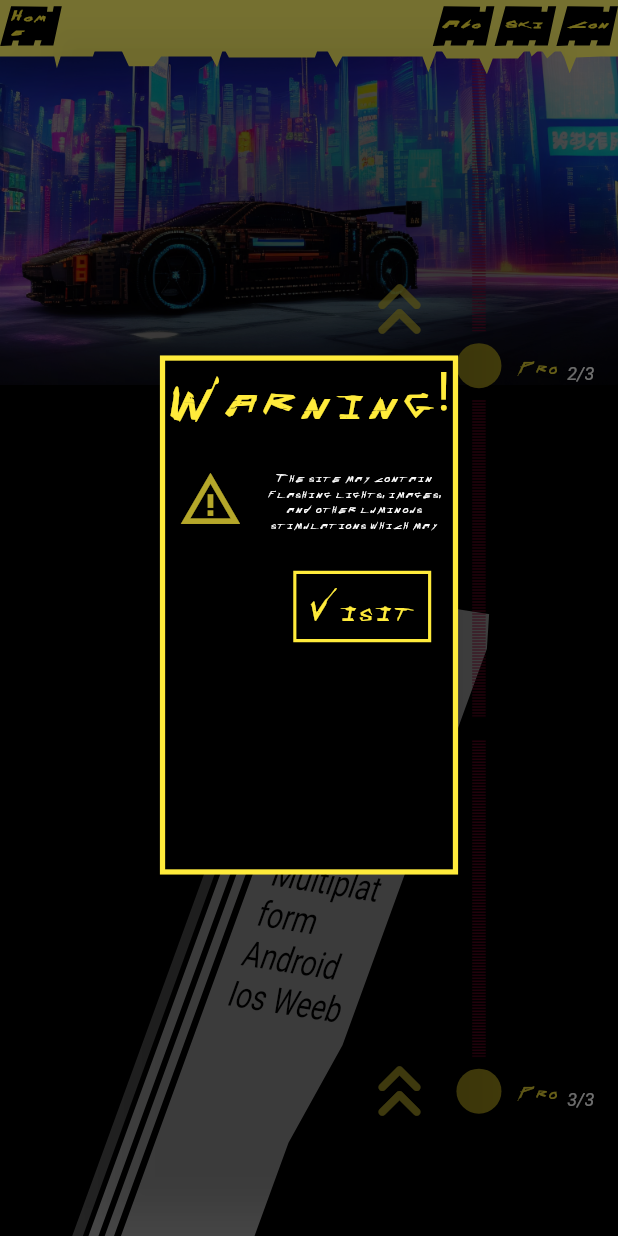
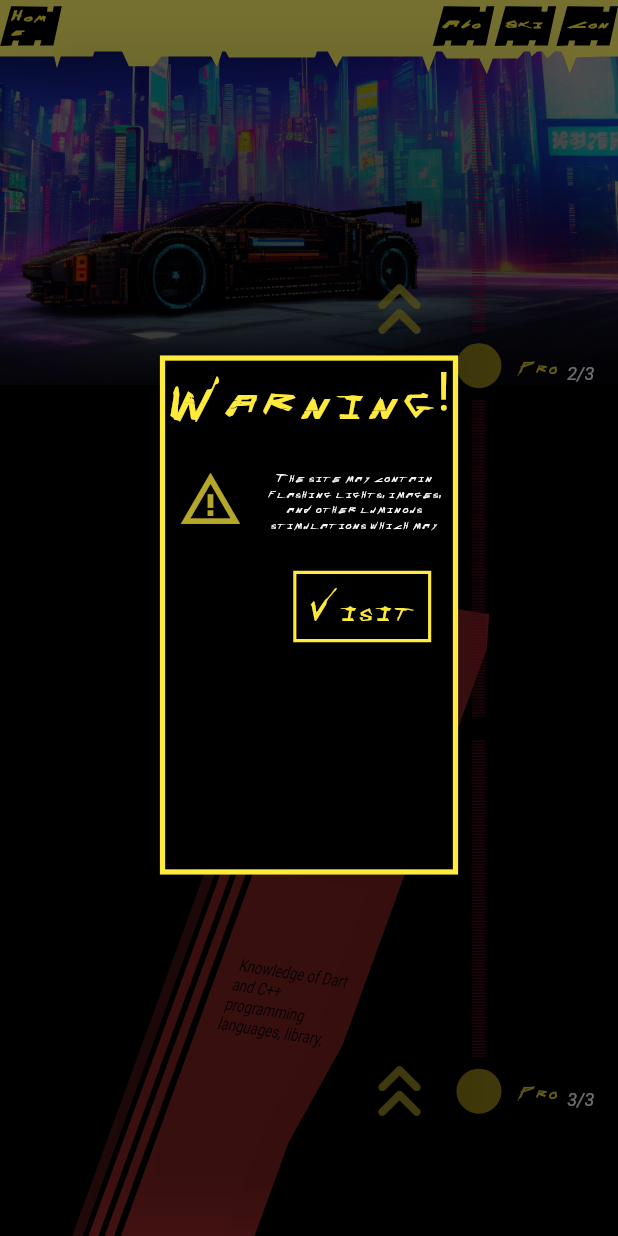
Before and after one commit to YuunOoO/cyberpunk_vibe, a Flutter app: the screen it shows after launch, scrolled down 1728 dp, on a phone screen of 412 x 824 dp. Run offline on Flutter 3.47's test engine with Material 2 defaults, Android fonts, the light colour scheme and no system bars; drawn by our look-alikes of auto_size_text, card_swiper, timelines; our stand-ins replace audioplayers, font_awesome_flutter, rive; missing offline and left inert: fancy_cursor, glitcheffect, mailto, web_smooth_scroll.

Commit message:
cards 3d v3

```diff
--- a/lib/helper/item_3d_content.dart
+++ b/lib/helper/item_3d_content.dart
@@ -1,11 +1,13 @@
 String getText(int index) {
   if (index == 0) {
-    return "Multiplatform Android Ios Weeb";
+    return "Knowledge of Dart and C++ programming languages, library, tools, widgets";
   } else if (index == 1) {
-    return "Flutter Dart C++ Git -> GitHub/GitLab";
+    return "Experience with version control tools: Git, GitHub, Gitlab";
   } else if (index == 2) {
-    return "Rest Api Json BloC / Provider SQL Xamarin Android SDK";
+    return "Technologies likes State Managment BloC / Provider, Rest Api, Json Serializable, Async";
+  } else if (index == 3) {
+    return "Problem solving / bug fixing / analytical skills";
   } else {
-    return "Responsive UI Json Serializable UI/UX  Scrum Visual Studio Code";
+    return "Code editors: Visual Studio Code / Android Studio / Xcode";
   }
 }
--- a/lib/helper/item_3d_icon.dart
+++ b/lib/helper/item_3d_icon.dart
@@ -1,4 +1,5 @@
 import 'package:flutter/material.dart';
+import 'package:font_awesome_flutter/font_awesome_flutter.dart';
 
 Widget getIcon(int index) {
   if (index == 0) {
@@ -7,18 +8,27 @@ Widget getIcon(int index) {
     );
   } else if (index == 1) {
     return const Icon(
-      Icons.bug_report,
-      size: 140,
+      FontAwesomeIcons.gitAlt,
+      color: Colors.black,
+      size: 160,
     );
   } else if (index == 2) {
     return const Icon(
-      Icons.science,
-      size: 140,
+      FontAwesomeIcons.gears,
+      color: Colors.black,
+      size: 160,
+    );
+  } else if (index == 3) {
+    return const Icon(
+      FontAwesomeIcons.screwdriverWrench,
+      color: Colors.black,
+      size: 160,
     );
   } else {
     return const Icon(
-      Icons.computer_outlined,
-      size: 140,
+      FontAwesomeIcons.computer,
+      color: Colors.black,
+      size: 160,
     );
   }
 }
--- a/lib/pages/home_page.dart
+++ b/lib/pages/home_page.dart
@@ -805,14 +805,14 @@ class _HomePageState extends State<HomePage> {
                                         Container(
                                             padding: EdgeInsets.only(
                                                 right: screenWidth * .05,
-                                                top: screenHeight * .02,
-                                                bottom: screenHeight * .02),
+                                                top: screenHeight * .03,
+                                                bottom: screenHeight * .1),
                                             child: getIcon(index)),
                                         AutoSizeText(
                                           getText(index),
                                           maxLines: 4,
                                           style: const TextStyle(
-                                            fontSize: 70,
+                                            fontSize: 50,
                                             color: Color.fromARGB(255, 0, 0, 0),
                                           ),
                                         ),
--- a/lib/paintings/item_3d.dart
+++ b/lib/paintings/item_3d.dart
@@ -4,7 +4,7 @@ class Item3D extends CustomPainter {
   @override
   void paint(Canvas canvas, Size size) {
     Paint paint0 = Paint()
-      ..color = Color.fromARGB(255, 178, 178, 179)
+      ..color = Color.fromARGB(248, 170, 45, 45)
       ..style = PaintingStyle.fill
       ..strokeWidth = 4;
 
```
